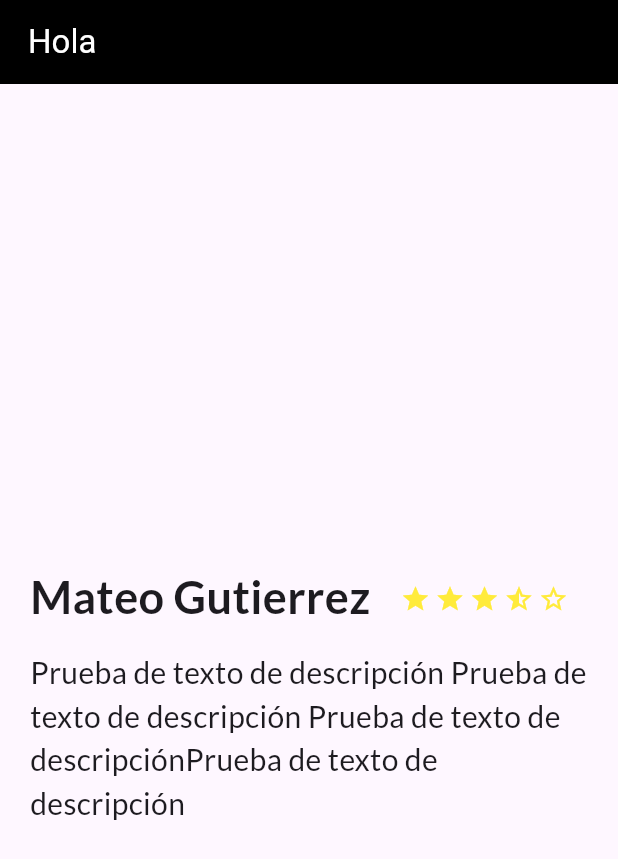
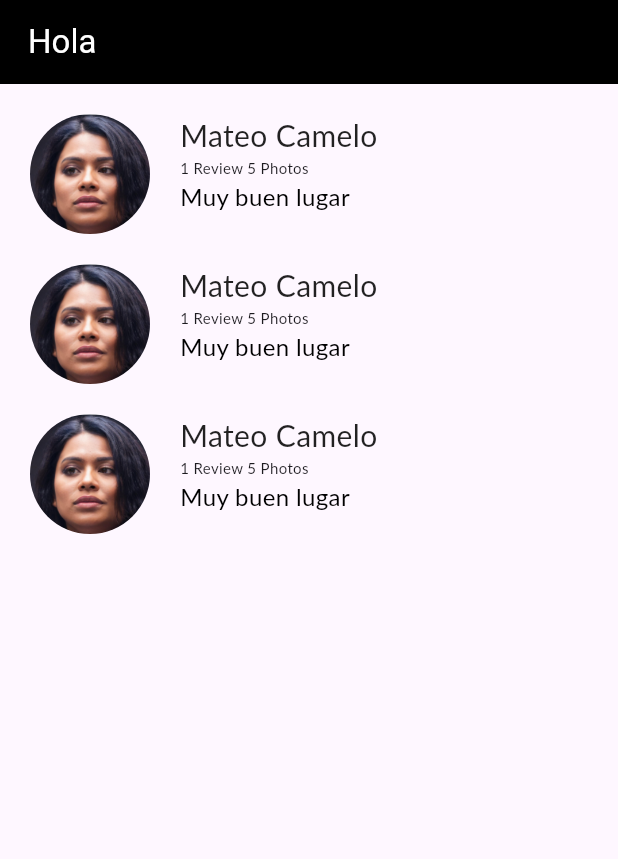
Before and after one commit to MateoG404/Mobile_Application_Development_UniAndes, a Flutter app: the screen it shows after launch, on a phone screen of 412 x 824 dp. Shown: the top 859 px of the screen. Run offline on Flutter 3.47's test engine with Material 2 defaults, Android fonts, the phone set to English and light mode, and no system bars.

Commit message:
Review and Review List

```diff
--- a/Pl/platzi_app/lib/main.dart
+++ b/Pl/platzi_app/lib/main.dart
@@ -1,6 +1,8 @@
 import 'package:flutter/material.dart';
 //import 'package:platzi_app/second_task.dart';
 import 'package:platzi_app/description_place.dart';
+import 'package:platzi_app/review.dart';
+import 'package:platzi_app/review_list.dart';
 
 void main() {
   runApp(const MyApp());
@@ -27,8 +29,11 @@ class MyApp extends StatelessWidget {
               ),
               backgroundColor: Colors.black,
             ),
-          body: Description_place("Mateo Gutierrez", 4,
-              "Prueba de texto de descripción Prueba de texto de descripción Prueba de texto de descripciónPrueba de texto de descripción "),
-        ));
+            body: ReviewList())
+
+        //Description_place("Mateo Gutierrez", 4,
+        //    "Prueba de texto de descripción Prueba de texto de descripción Prueba de texto de descripciónPrueba de texto de descripción "),
+        //)
+        );
   }
 }
--- /dev/null
+++ b/Pl/platzi_app/lib/review.dart
@@ -0,0 +1,65 @@
+import 'package:flutter/material.dart';
+
+class Review extends StatelessWidget {
+  final String path_image;
+  final String username;
+  final String detailsUser;
+  final String comment;
+
+  Review(this.path_image, this.username, this.detailsUser, this.comment,
+      {Key? key})
+      : super(key: key);
+
+  @override
+  Widget build(BuildContext context) {
+    final photoUser = Container(
+      margin: const EdgeInsets.only(top: 20, left: 20),
+      width: 80,
+      height: 80,
+      decoration: BoxDecoration(
+        shape: BoxShape.circle,
+        image: DecorationImage(
+          fit: BoxFit.cover,
+          image: AssetImage(path_image),
+        ),
+      ),
+    );
+
+    final userDetails = Container(
+      margin: const EdgeInsets.only(top: 20, left: 20),
+      child: Column(
+        crossAxisAlignment: CrossAxisAlignment.start,
+        children: [
+          Text(
+            username,
+            style: const TextStyle(
+              fontFamily: "Lato",
+              fontSize: 20,
+              color: Colors.black87,
+            ),
+          ),
+          Text(
+            detailsUser,
+            style: const TextStyle(
+              fontFamily: "Lato",
+              fontSize: 10,
+            ),
+          ),
+          Text(
+            comment,
+            style: const TextStyle(
+              fontFamily: "Lato",
+              fontSize: 16,
+              color: Colors.black,
+            ),
+          ),
+        ],
+      ),
+    );
+
+    return Row(
+      crossAxisAlignment: CrossAxisAlignment.start,
+      children: [photoUser, userDetails],
+    );
+  }
+}
--- /dev/null
+++ b/Pl/platzi_app/lib/review_list.dart
@@ -0,0 +1,19 @@
+import 'package:flutter/material.dart';
+import 'package:platzi_app/review.dart';
+
+class ReviewList extends StatelessWidget {
+  @override
+  Widget build(BuildContext context) {
+    return Column(
+      crossAxisAlignment: CrossAxisAlignment.start,
+      children: [
+        Review("assets/images/viajero.png", "Mateo Camelo", "1 Review 5 Photos",
+            "Muy buen lugar"),
+        Review("assets/images/viajero.png", "Mateo Camelo", "1 Review 5 Photos",
+            "Muy buen lugar"),
+        Review("assets/images/viajero.png", "Mateo Camelo", "1 Review 5 Photos",
+            "Muy buen lugar")
+      ],
+    );
+  }
+}
```
Also changed, not shown: Pl/platzi_app/pubspec.yaml (+2 -5 lines), Pl/platzi_app/assets/images/viajero.png (added). Lines whose indentation alone changed are shown as unchanged.
